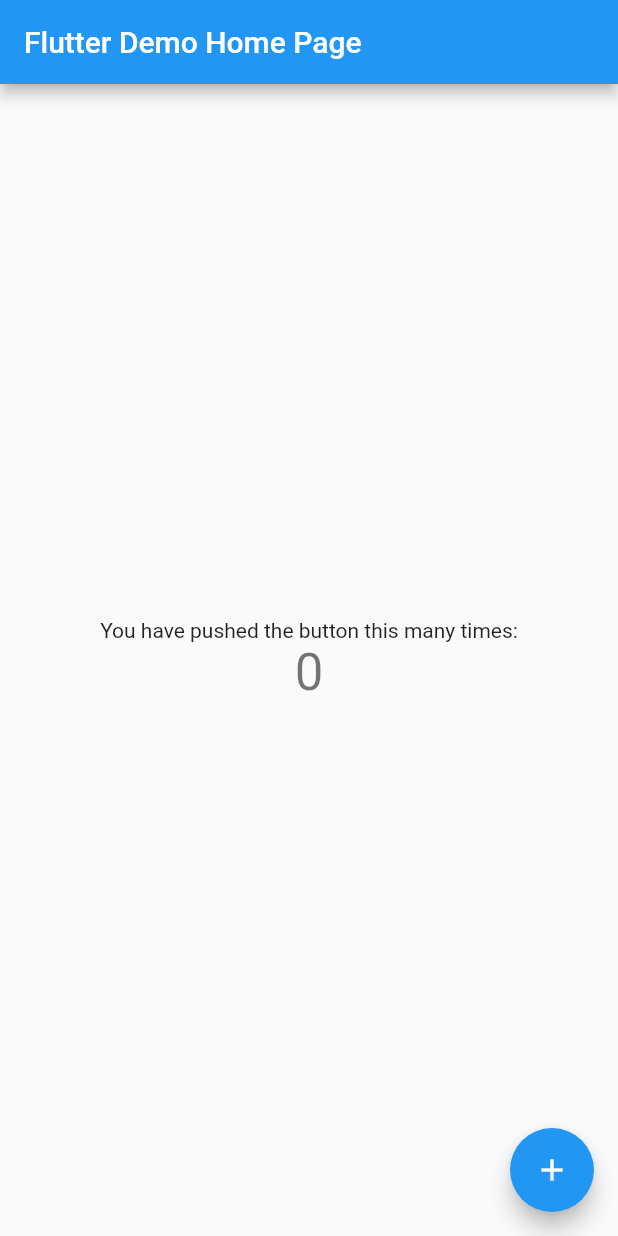
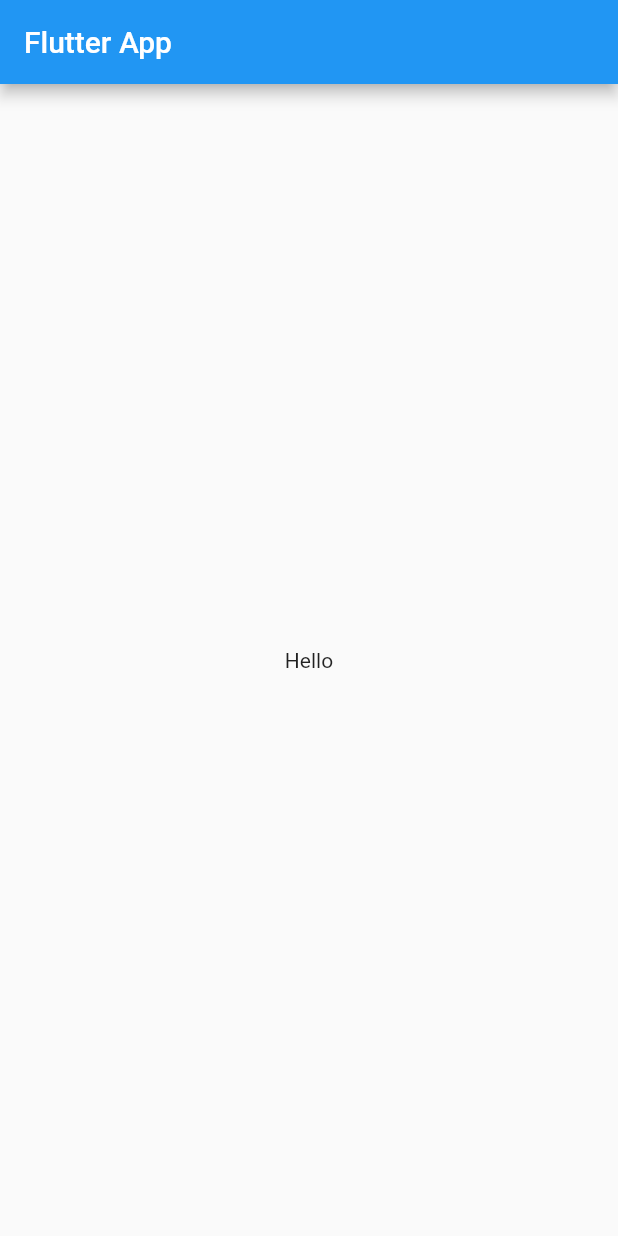
Before and after one commit to shreyansh-jain/awesomeapp, a Flutter app: the screen it shows after launch, on a phone screen of 412 x 824 dp. Run offline on Flutter 3.47's test engine with Material 2 defaults, Android fonts, the phone set to English and light mode, and no system bars.

Commit message:
chapter 1 completed

```diff
--- a/lib/main.dart
+++ b/lib/main.dart
@@ -1,117 +1,22 @@
 import 'package:flutter/material.dart';
 
-void main() {
-  runApp(MyApp());
+void main(){
+  runApp(MaterialApp(
+    title: 'Awesome App',
+    home: HomePage()
+  ));
 }
 
-class MyApp extends StatelessWidget {
-  // This widget is the root of your application.
+class HomePage extends StatelessWidget {
   @override
   Widget build(BuildContext context) {
-    return MaterialApp(
-      title: 'Flutter Demo',
-      theme: ThemeData(
-        // This is the theme of your application.
-        //
-        // Try running your application with "flutter run". You'll see the
-        // application has a blue toolbar. Then, without quitting the app, try
-        // changing the primarySwatch below to Colors.green and then invoke
-        // "hot reload" (press "r" in the console where you ran "flutter run",
-        // or simply save your changes to "hot reload" in a Flutter IDE).
-        // Notice that the counter didn't reset back to zero; the application
-        // is not restarted.
-        primarySwatch: Colors.blue,
-        // This makes the visual density adapt to the platform that you run
-        // the app on. For desktop platforms, the controls will be smaller and
-        // closer together (more dense) than on mobile platforms.
-        visualDensity: VisualDensity.adaptivePlatformDensity,
+    return Scaffold(
+      appBar: AppBar(
+        title: Text('Flutter App')
       ),
-      home: MyHomePage(title: 'Flutter Demo Home Page'),
+      body: Container(
+        child: Center(child: Text('Hello'))
+      ),
     );
   }
 }
-
-class MyHomePage extends StatefulWidget {
-  MyHomePage({Key key, this.title}) : super(key: key);
-
-  // This widget is the home page of your application. It is stateful, meaning
-  // that it has a State object (defined below) that contains fields that affect
-  // how it looks.
-
-  // This class is the configuration for the state. It holds the values (in this
-  // case the title) provided by the parent (in this case the App widget) and
-  // used by the build method of the State. Fields in a Widget subclass are
-  // always marked "final".
-
-  final String title;
-
-  @override
-  _MyHomePageState createState() => _MyHomePageState();
-}
-
-class _MyHomePageState extends State<MyHomePage> {
-  int _counter = 0;
-
-  void _incrementCounter() {
-    setState(() {
-      // This call to setState tells the Flutter framework that something has
-      // changed in this State, which causes it to rerun the build method below
-      // so that the display can reflect the updated values. If we changed
-      // _counter without calling setState(), then the build method would not be
-      // called again, and so nothing would appear to happen.
-      _counter++;
-    });
-  }
-
-  @override
-  Widget build(BuildContext context) {
-    // This method is rerun every time setState is called, for instance as done
-    // by the _incrementCounter method above.
-    //
-    // The Flutter framework has been optimized to make rerunning build methods
-    // fast, so that you can just rebuild anything that needs updating rather
-    // than having to individually change instances of widgets.
-    return Scaffold(
-      appBar: AppBar(
-        // Here we take the value from the MyHomePage object that was created by
-        // the App.build method, and use it to set our appbar title.
-        title: Text(widget.title),
-      ),
-      body: Center(
-        // Center is a layout widget. It takes a single child and positions it
-        // in the middle of the parent.
-        child: Column(
-          // Column is also a layout widget. It takes a list of children and
-          // arranges them vertically. By default, it sizes itself to fit its
-          // children horizontally, and tries to be as tall as its parent.
-          //
-          // Invoke "debug painting" (press "p" in the console, choose the
-          // "Toggle Debug Paint" action from the Flutter Inspector in Android
-          // Studio, or the "Toggle Debug Paint" command in Visual Studio Code)
-          // to see the wireframe for each widget.
-          //
-          // Column has various properties to control how it sizes itself and
-          // how it positions its children. Here we use mainAxisAlignment to
-          // center the children vertically; the main axis here is the vertical
-          // axis because Columns are vertical (the cross axis would be
-          // horizontal).
-          mainAxisAlignment: MainAxisAlignment.center,
-          children: <Widget>[
-            Text(
-              'You have pushed the button this many times:',
-            ),
-            Text(
-              '$_counter',
-              style: Theme.of(context).textTheme.headline4,
-            ),
-          ],
-        ),
-      ),
-      floatingActionButton: FloatingActionButton(
-        onPressed: _incrementCounter,
-        tooltip: 'Increment',
-        child: Icon(Icons.add),
-      ), // This trailing comma makes auto-formatting nicer for build methods.
-    );
-  }
-}
```
Also changed, not shown: 1 other file.
